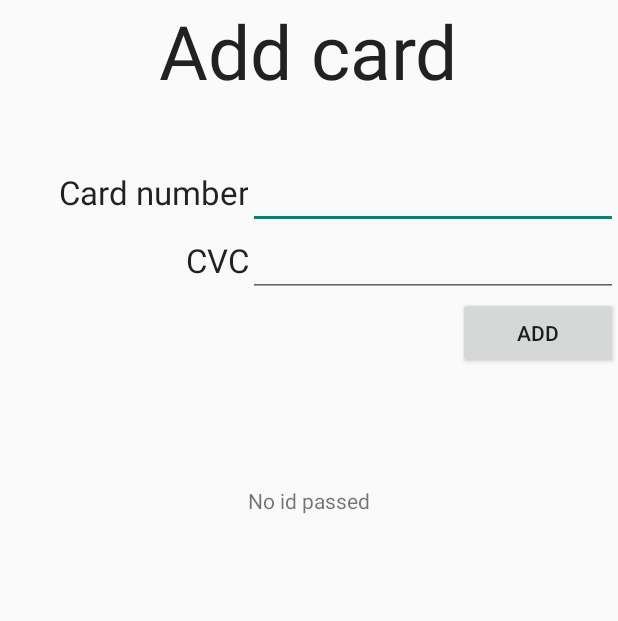
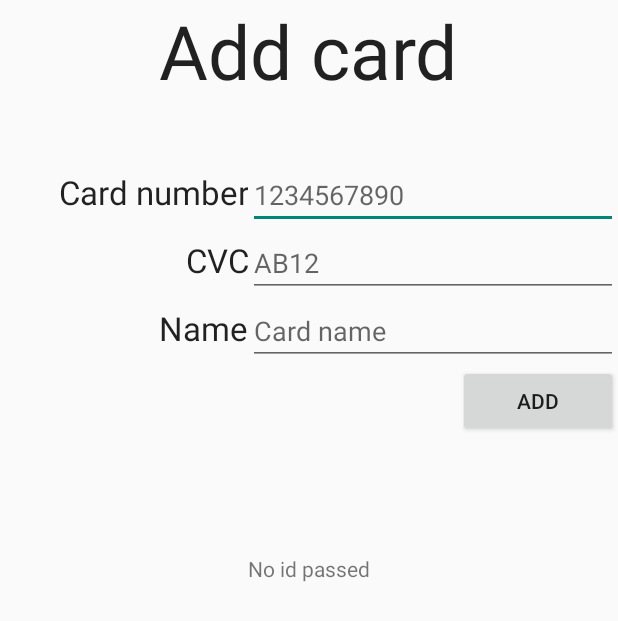
Before and after one commit to HektorW/BalanceCheck, an Android app: the AddCardActivity screen opened directly, with no data from a screen before it, on a phone screen of 412 x 824 dp. Shown: the top 621 px of the screen. Run offline under Robolectric (Android 15) with nearby library versions, the phone set to English and light mode, and no system bars; 2 statements that could not run were skipped.

Commit message:
Updated layout when showing balance and adding new card

```diff
--- a/saldo_koll/src/main/java/se/hektorw/saldo_koll/saldo_koll/AddCardActivity.java
+++ b/saldo_koll/src/main/java/se/hektorw/saldo_koll/saldo_koll/AddCardActivity.java
@@ -2,18 +2,20 @@ package se.hektorw.saldo_koll.saldo_koll;
 
 import android.app.Activity;
 import android.os.Bundle;
-import android.view.Menu;
-import android.view.MenuItem;
+import android.text.Editable;
+import android.text.TextWatcher;
 import android.view.View;
+import android.view.WindowManager;
 import android.widget.Button;
 import android.widget.EditText;
 import android.widget.TextView;
 
 
-public class AddCardActivity extends Activity implements View.OnClickListener{
+public class AddCardActivity extends Activity implements View.OnClickListener {
 
     private EditText mInputCardNumber;
     private EditText mInputCvc;
+    private EditText mInputName;
 
     private byte[] mId;
 
@@ -24,6 +26,7 @@ public class AddCardActivity extends Activity implements View.OnClickListener{
 
         mInputCardNumber = (EditText)findViewById(R.id.input_card_nr);
         mInputCvc = (EditText)findViewById(R.id.input_cvc);
+        mInputName = (EditText)findViewById(R.id.input_name);
 
         Button btnAdd = (Button)findViewById(R.id.btn_add);
         btnAdd.setOnClickListener(this);
@@ -37,13 +40,50 @@ public class AddCardActivity extends Activity implements View.OnClickListener{
             tv.setText("No id passed");
         }
         tv.setText(mId.toString());
+
+        mInputCardNumber.addTextChangedListener(new TextWatcher() {
+            public void beforeTextChanged(CharSequence charSequence, int i, int i2, int i3) {}
+            public void onTextChanged(CharSequence charSequence, int i, int i2, int i3) {}
+            public void afterTextChanged(Editable editable) {
+                String content = editable.toString();
+
+                if (content.length() == 10) {
+                    setInputFocus(mInputCvc);
+                }
+            }
+        });
+        mInputCvc.addTextChangedListener(new TextWatcher() {
+            public void beforeTextChanged(CharSequence charSequence, int i, int i2, int i3) {}
+            public void onTextChanged(CharSequence charSequence, int i, int i2, int i3) {}
+            public void afterTextChanged(Editable editable) {
+                String content = editable.toString();
+                if (content.length() == 4) {
+                    setInputFocus(mInputName);
+                }
+            }
+        });
+
+        // Set focus to first edit text
+        setInputFocus(mInputCardNumber);
     }
+
+    private void setInputFocus(EditText editText) {
+        if (editText == null) {
+            getWindow().setSoftInputMode(WindowManager.LayoutParams.SOFT_INPUT_STATE_HIDDEN);
+        } else {
+            editText.requestFocus();
+            getWindow().setSoftInputMode(WindowManager.LayoutParams.SOFT_INPUT_STATE_VISIBLE);
+        }
+    }
+
+
 
     @Override
     public void onClick(View view) {
         String cardNumber = mInputCardNumber.getText().toString();
         String cvc = mInputCvc.getText().toString();
 
+        // validate input
         if (cardNumber.length() != 10 || cvc.length() != 4) {
             return;
         }
--- a/saldo_koll/src/main/java/se/hektorw/saldo_koll/saldo_koll/JojoCard.java
+++ b/saldo_koll/src/main/java/se/hektorw/saldo_koll/saldo_koll/JojoCard.java
@@ -57,7 +57,7 @@ public class JojoCard implements Parcelable{
     }
 
     public String toWriteableString() {
-        return "[" + ID[0] + BYTE_SPLIT_CHAR + ID[1] + BYTE_SPLIT_CHAR + ID[2] + BYTE_SPLIT_CHAR + ID[3] +"]" + PARTS_SPLIT_CHAR + this.CardNumber + PARTS_SPLIT_CHAR + this.CVC;
+        return ID[0] + BYTE_SPLIT_CHAR + ID[1] + BYTE_SPLIT_CHAR + ID[2] + BYTE_SPLIT_CHAR + ID[3] + PARTS_SPLIT_CHAR + this.CardNumber + PARTS_SPLIT_CHAR + this.CVC;
     }
 
     /**
--- a/saldo_koll/src/main/res/layout/activity_add_card.xml
+++ b/saldo_koll/src/main/res/layout/activity_add_card.xml
@@ -41,8 +41,9 @@
             <EditText
                 android:layout_width="match_parent"
                 android:layout_height="wrap_content"
-                android:inputType="number"
+                android:inputType="phone"
                 android:ems="10"
+                android:hint="1234567890"
                 android:id="@+id/input_card_nr"
                 android:layout_weight="0.40" />
         </LinearLayout>
@@ -64,8 +65,33 @@
             <EditText
                 android:layout_width="match_parent"
                 android:layout_height="wrap_content"
+                android:hint="AB12"
                 android:id="@+id/input_cvc"
                 android:layout_weight="0.40" />
+        </LinearLayout>
+
+        <LinearLayout
+            android:orientation="horizontal"
+            android:layout_width="fill_parent"
+            android:layout_height="fill_parent">
+
+            <TextView
+                android:layout_width="match_parent"
+                android:layout_height="wrap_content"
+                android:textAppearance="?android:attr/textAppearanceLarge"
+                android:text="Name"
+                android:layout_weight="0.6"
+                android:gravity="right"
+                android:id="@+id/textView2" />
+
+            <EditText
+                android:layout_width="match_parent"
+                android:layout_height="wrap_content"
+                android:inputType="textPersonName"
+                android:hint="Card name"
+                android:ems="10"
+                android:layout_weight="0.40"
+                android:id="@+id/input_name" />
         </LinearLayout>
     </LinearLayout>
 
```
Also changed, not shown: saldo_koll/src/main/java/se/hektorw/saldo_koll/saldo_koll/CardManager.java (+15 -7 lines), saldo_koll/src/main/java/se/hektorw/saldo_koll/saldo_koll/CheckBalanceActivity.java (+55 -25 lines), saldo_koll/src/main/res/layout/activity_check_balance.xml (+12 -24 lines), saldo_koll/src/main/res/layout/check_balance_value_tpl_layout.xml (added, +9 -0 lines), saldo_koll/src/main/res/layout/check_balance_value_tpl_tv_label.xml (added, +10 -0 lines), saldo_koll/src/main/res/layout/check_balance_value_tpl_tv_value.xml (added, +9 -0 lines).
